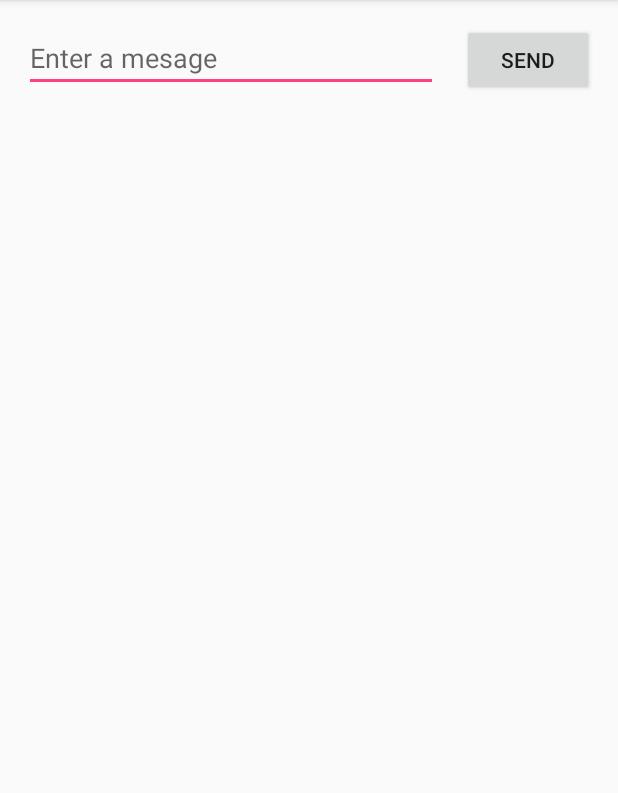
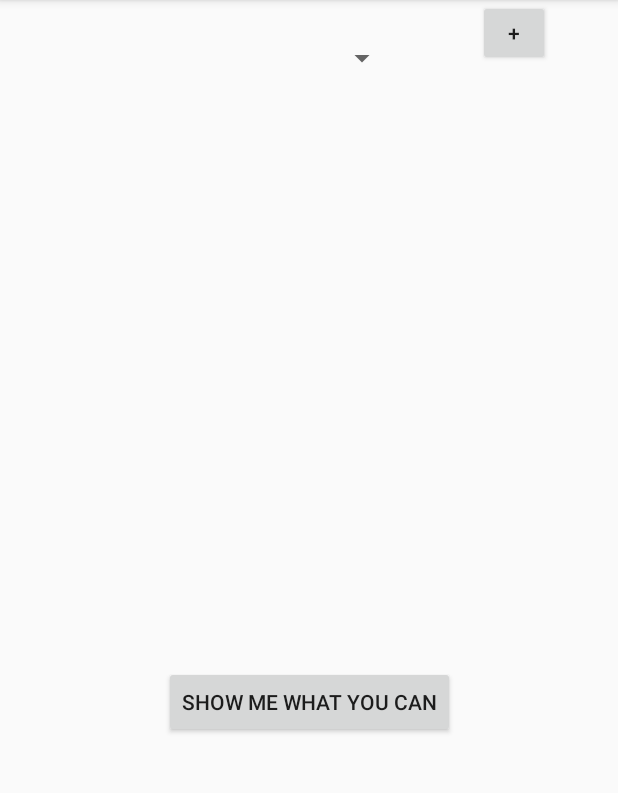
Before and after one commit to dispensable/popal, an Android app: the screen it shows after launch (MainActivity), on a phone screen of 412 x 824 dp, the part 84-877 px from its top. Run offline under Robolectric (Android 15) with nearby library versions, the phone set to English and light mode, and no system bars.

```diff
--- a/app/build.gradle
+++ b/app/build.gradle
@@ -22,7 +22,10 @@ dependencies {
     implementation fileTree(dir: 'libs', include: ['*.jar'])
     implementation 'com.android.support:appcompat-v7:27.1.1'
     implementation 'com.android.support.constraint:constraint-layout:1.1.0'
+    implementation 'com.android.support:support-v4:27.1.1'
+    implementation 'com.android.support:design:27.1.1'
     testImplementation 'junit:junit:4.12'
     androidTestImplementation 'com.android.support.test:runner:1.0.1'
     androidTestImplementation 'com.android.support.test.espresso:espresso-core:3.0.2'
+    implementation 'com.github.bumptech.glide:glide:3.5.2'
 }
--- a/app/src/main/res/layout/activity_main.xml
+++ b/app/src/main/res/layout/activity_main.xml
@@ -6,31 +6,42 @@
     android:layout_height="match_parent"
     tools:context=".MainActivity">
 
-    <EditText
-        android:id="@+id/editText"
-        android:layout_width="0dp"
+    <Button
+        android:id="@+id/button"
+        android:layout_width="wrap_content"
         android:layout_height="wrap_content"
-        android:layout_marginStart="16dp"
-        android:layout_marginTop="16dp"
-        android:ems="10"
-        android:hint="@string/edit_message"
-        android:inputType="textPersonName"
-        app:layout_constraintEnd_toStartOf="@+id/button"
+        android:layout_marginTop="444dp"
+        android:onClick="sendMessage"
+        android:text="@string/button_send"
+        app:layout_constraintEnd_toEndOf="parent"
+        app:layout_constraintStart_toStartOf="parent"
+        app:layout_constraintTop_toTopOf="parent" />
+
+    <Spinner
+        android:id="@+id/spinner"
+        android:layout_width="220dp"
+        android:layout_height="30dp"
+        android:layout_marginEnd="8dp"
+        android:layout_marginTop="24dp"
+        android:entries="@array/cases"
+        app:layout_constraintEnd_toStartOf="@+id/button2"
         app:layout_constraintHorizontal_bias="0.5"
         app:layout_constraintStart_toStartOf="parent"
         app:layout_constraintTop_toTopOf="parent" />
 
-    <Button
-        android:id="@+id/button"
+    <android.support.constraint.Barrier
+        android:id="@+id/barrier2"
         android:layout_width="wrap_content"
         android:layout_height="wrap_content"
-        android:layout_marginEnd="16dp"
-        android:layout_marginStart="16dp"
-        android:layout_marginTop="16dp"
-        android:onClick="sendMessage"
-        android:text="@string/button_send"
+        app:barrierDirection="left" />
+
+    <Button
+        android:id="@+id/button2"
+        android:layout_width="48dp"
+        android:layout_height="44dp"
+        android:text="@string/button_add"
         app:layout_constraintEnd_toEndOf="parent"
         app:layout_constraintHorizontal_bias="0.5"
-        app:layout_constraintStart_toEndOf="@+id/editText"
-        app:layout_constraintTop_toTopOf="parent" />
+        app:layout_constraintStart_toEndOf="@+id/spinner"
+        tools:layout_editor_absoluteY="16dp" />
 </android.support.constraint.ConstraintLayout>
--- a/app/src/main/res/values/colors.xml
+++ b/app/src/main/res/values/colors.xml
@@ -3,4 +3,6 @@
     <color name="colorPrimary">#3F51B5</color>
     <color name="colorPrimaryDark">#303F9F</color>
     <color name="colorAccent">#FF4081</color>
+
+    <color name="black_overlay">#66000000</color>
 </resources>
--- a/app/src/main/res/values/strings.xml
+++ b/app/src/main/res/values/strings.xml
@@ -1,5 +1,14 @@
 <resources>
     <string name="app_name">popal</string>
-    <string name="edit_message">Enter a mesage</string>
-    <string name="button_send">Send</string>
+    <string name="edit_message">Enter the case number</string>
+    <string name="button_send">SHOW ME WHAT YOU CAN</string>
+
+    <string name="title_activity_fullscreen">FullscreenActivity</string>
+    <string name="dummy_button">Dummy Button</string>
+    <string name="dummy_content">DUMMY\nCONTENT</string>
+    <string name="button_add">+</string>
+    <string name="title_activity_scenes">ScenesActivity</string>
+    <string name="step1">add scenes</string>
+    <string name="step_1">step1: add all the gif source to app</string>
+    <string name="step_2">step2: set action to this gif when sensor condition satisfied</string>
 </resources>
--- a/app/src/main/res/values/styles.xml
+++ b/app/src/main/res/values/styles.xml
@@ -8,4 +8,25 @@
         <item name="colorAccent">@color/colorAccent</item>
     </style>
 
+    <style name="FullscreenTheme" parent="AppTheme">
+        <item name="android:actionBarStyle">@style/FullscreenActionBarStyle</item>
+        <item name="android:windowActionBarOverlay">true</item>
+        <item name="android:windowBackground">@null</item>
+        <item name="metaButtonBarStyle">?android:attr/buttonBarStyle</item>
+        <item name="metaButtonBarButtonStyle">?android:attr/buttonBarButtonStyle</item>
+    </style>
+
+    <style name="FullscreenActionBarStyle" parent="Widget.AppCompat.ActionBar">
+        <item name="android:background">@color/black_overlay</item>
+    </style>
+
+    <style name="AppTheme.NoActionBar">
+        <item name="windowActionBar">false</item>
+        <item name="windowNoTitle">true</item>
+    </style>
+
+    <style name="AppTheme.AppBarOverlay" parent="ThemeOverlay.AppCompat.Dark.ActionBar" />
+
+    <style name="AppTheme.PopupOverlay" parent="ThemeOverlay.AppCompat.Light" />
+
 </resources>
```
Also changed, not shown: app/src/main/AndroidManifest.xml (+17 -5 lines), app/src/main/java/com/example/dispensable/popal/MainActivity.java (+25 -5 lines).
